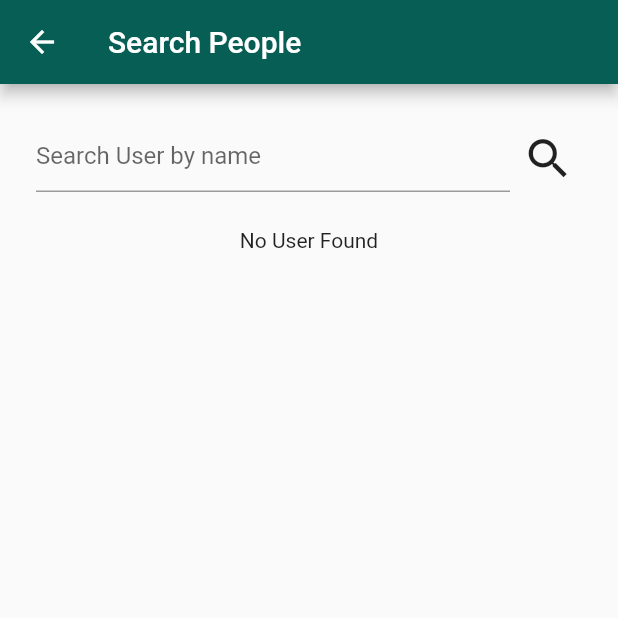
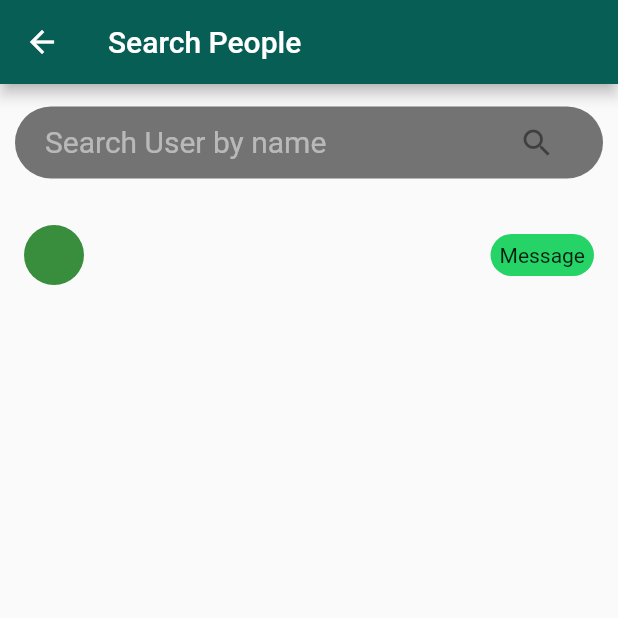
Before and after one commit to suraj0223/Daily_chat, a Flutter app: the MainScreen screen opened directly, after a tap on the "search" icon, on a phone screen of 412 x 824 dp, the top half of it. Run offline on Flutter 3.47's test engine with Material 2 defaults, Android fonts, the phone set to English and light mode, and no system bars; our stand-ins replace cloud_firestore, firebase_auth, firebase_core; accounts and stored records are empty; network calls fail.

Commit message:
major update v1.2

```diff
--- a/lib/screens/chat_screen.dart
+++ b/lib/screens/chat_screen.dart
@@ -70,9 +70,7 @@ class ChatScreen extends StatelessWidget {
         ),
         child: Column(
           children: <Widget>[
-            Expanded(
-              child: Messages(chatId),
-            ),
+            Expanded(child: Messages(chatId)),
             NewMessage(chatId),
           ],
         ),
--- a/lib/screens/main_screen.dart
+++ b/lib/screens/main_screen.dart
@@ -15,8 +15,8 @@ class _MainScreenState extends State<MainScreen> {
   @override
   Widget build(BuildContext context) {
     return DefaultTabController(
-      initialIndex: 1,
-      length: 4,
+      initialIndex: 0,
+      length: 3,
       child: Scaffold(
         appBar: AppBar(
           backgroundColor: Color(0xFF075e54),
@@ -25,16 +25,21 @@ class _MainScreenState extends State<MainScreen> {
           bottom: TabBar(
             indicatorColor: Colors.white,
             tabs: [
-              Tab(child: Icon(Icons.camera_alt)),
               Tab(
-                child: Text('CHATS'),
-              ),
+                  child: Text(
+                'CHATS',
+                style: TextStyle(fontWeight: FontWeight.bold),
+              )),
               Tab(
-                child: Text('STATUS'),
-              ),
+                  child: Text(
+                'STATUS',
+                style: TextStyle(fontWeight: FontWeight.bold),
+              )),
               Tab(
-                child: Text('CALLS'),
-              ),
+                  child: Text(
+                'CALLS',
+                style: TextStyle(fontWeight: FontWeight.bold),
+              )),
             ],
           ),
           actions: <Widget>[
@@ -42,8 +47,8 @@ class _MainScreenState extends State<MainScreen> {
                 icon: Icon(Icons.search),
                 onPressed: () {
                   // add a new search screen
-                  Navigator.push(
-              context, MaterialPageRoute(builder: (context) => SearchScreen()));
+                  Navigator.push(context,
+                      MaterialPageRoute(builder: (context) => SearchScreen()));
                 }),
             PopupMenuButton(
               shape: RoundedRectangleBorder(
@@ -52,25 +57,33 @@ class _MainScreenState extends State<MainScreen> {
               itemBuilder: (ctx) {
                 return [
                   PopupMenuItem(
-                    child: FlatButton(
+                    child: TextButton(
                       child: Text('New Chats'),
                       onPressed: () {
                         Navigator.push(
-              context, MaterialPageRoute(builder: (context) => SearchScreen()));
+                            context,
+                            MaterialPageRoute(
+                                builder: (context) => SearchScreen()));
                       },
                     ),
                   ),
                   PopupMenuItem(
-                    child: FlatButton(
+                    child: TextButton(
                       child: Text('Setting'),
-                      onPressed: () {},
+                      onPressed: () {
+                        ScaffoldMessenger.of(context).showSnackBar(
+                          const SnackBar(
+                            content: Text('Under Maintainance'),
+                          ),
+                        );
+                      },
                     ),
                   ),
                   PopupMenuItem(
-                    child: FlatButton(
+                    child: TextButton(
                       child: Text('Logout'),
-                      onPressed: () {
-                        FirebaseAuth.instance.signOut();
+                      onPressed: () async {
+                        await FirebaseAuth.instance.signOut();
                         Navigator.pushReplacement(
                           context,
                           MaterialPageRoute(
@@ -87,8 +100,6 @@ class _MainScreenState extends State<MainScreen> {
         ),
         body: TabBarView(
           children: [
-            //for camera
-            Container(),
             //for chats list
             ChatsList(),
             //for status list
--- a/lib/screens/search_screen.dart
+++ b/lib/screens/search_screen.dart
@@ -22,67 +22,77 @@ class _SearchScreenState extends State<SearchScreen> {
     setState(() {
       listData = searchedUserData;
     });
+
     FocusScope.of(context).unfocus();
   }
 
-  Widget displaySearchData() {
-    return listData == null
-        ? Center(
-            child: Text('No User Found'),
-          )
-        : ListView.builder(
-            shrinkWrap: true,
-            itemCount: listData.documents.length,
-            itemBuilder: (ctx, index) {
-              return Card(
-                elevation: 10,
-                child: SearchPeopleList(
-                  email: listData.documents[index].data['email'],
-                  username: listData.documents[index].data['username'],
-                ),
+  Widget displaySearchData(BuildContext ctx) {
+    return StreamBuilder(
+      stream: FirebaseFirestore.instance
+          .collection('users')
+          .where('username', isEqualTo: _textEditingController.text)
+          .snapshots(),
+      builder: (ctx, searchSnap) {
+        final List<DocumentSnapshot> seachdoc =
+            searchSnap.hasData ? searchSnap.data.docs : null;
+        if (searchSnap.hasData &&
+            searchSnap.connectionState == ConnectionState.active) {
+          return seachdoc.length == 0 ? Center(child: Text('No person with this name exist!')) : ListView(
+            children: seachdoc.map((querry) {
+              return SearchPeopleList(
+                email: querry['email'],
+                username: querry['username'],
               );
-            },
+            }).toList(),
           );
+        } else if (searchSnap.connectionState == ConnectionState.waiting) {
+          return CircularProgressIndicator();
+        } else if (!searchSnap.hasData) return Text('No User found');
+        return Text('Error Occurred!');
+      },
+    );
   }
 
   @override
   Widget build(BuildContext context) {
     return Scaffold(
-      appBar: AppBar(
-        title: Text('Search People'),
-      ),
-      body: Container(
-        child: Column(
-          children: <Widget>[
-            Container(
-              padding: const EdgeInsets.all(24.0),
-              child: Row(
-                children: <Widget>[
-                  Expanded(
-                      child: TextField(
-                    controller: _textEditingController,
-                    decoration: InputDecoration(
-                        hintText: 'Search User by name ',
-                        hintStyle: TextStyle()),
-                  )),
-                  Container(
-                    decoration: BoxDecoration(
-                      borderRadius: BorderRadius.all(Radius.circular(40)),
-                    ),
-                    child: IconButton(
-                      icon: Icon(
-                        Icons.search,
-                        size: 35,
-                      ),
-                      onPressed: _onSearch,
-                    ),
-                  ),
-                ],
+      appBar: AppBar(title: Text('Search People')),
+      body: Column(
+        children: <Widget>[
+          Flexible(
+            child: Container(
+              margin: EdgeInsets.symmetric(vertical: 15, horizontal: 10),
+              padding: EdgeInsets.only(left: 20, right: 20),
+              decoration: BoxDecoration(
+                color: Colors.black54,
+                shape: BoxShape.rectangle,
+                borderRadius: BorderRadius.all(Radius.circular(30)),
+              ),
+              child: TextField(
+                style: TextStyle(color: Colors.white, fontSize: 20),
+                showCursor: true,
+                cursorHeight: 30,
+                cursorWidth: 4,
+                cursorColor: Color(0xFF075e54),
+                toolbarOptions: ToolbarOptions(
+                  copy: true,
+                  cut: true,
+                  paste: true,
+                  selectAll: true,
+                ),
+                decoration: InputDecoration(
+                    hintText: 'Search User by name',
+                    hintStyle: TextStyle(
+                        fontSize: 20, color: Colors.white.withOpacity(0.5)),
+                    border: InputBorder.none,
+                    suffixIcon: IconButton(
+                        icon: Icon(Icons.search), onPressed: _onSearch)),
+                controller: _textEditingController,
               ),
             ),
-            displaySearchData(),
-          ],
-        ),
+          ),
+          Flexible(child: displaySearchData(context)),
+        ],
       ),
     );
   }
--- a/lib/widget/auth/auth_form.dart
+++ b/lib/widget/auth/auth_form.dart
@@ -1,4 +1,6 @@
+import 'package:flutter/cupertino.dart';
 import 'package:flutter/material.dart';
+
 class AuthForm extends StatefulWidget {
   AuthForm(this.submitFrm);
   final void Function(
@@ -28,7 +30,6 @@ class _AuthFormState extends State<AuthForm> {
     FocusScope.of(context).unfocus();
     if (isvalid) {
       _formKey.currentState.save();
-
     }
     widget.submitFrm(
       _userEmail.trim(),
@@ -37,16 +38,27 @@ class _AuthFormState extends State<AuthForm> {
       _islogin,
       context,
     );
-
   }
 
   @override
   Widget build(BuildContext context) {
     print('running..');
     return Scaffold(
-      backgroundColor: Color(0xFF075f54),
-      body: Center(
+      resizeToAvoidBottomInset: false,
+      body: Container(
+        height: MediaQuery.of(context).size.height,
+        width: MediaQuery.of(context).size.width,
+        decoration: BoxDecoration(
+          image: DecorationImage(
+            image: AssetImage('assets/images/loginbackground.jpg'),
+            alignment: Alignment.center,
+            fit: BoxFit.fill,
+          ),
+        ),
+        child: Center(
           child: AnimatedContainer(
+            decoration: BoxDecoration(
+                color: Colors.white12, borderRadius: BorderRadius.circular(20)),
             alignment: Alignment.center,
             padding: EdgeInsets.all(10),
             duration: Duration(milliseconds: 800),
@@ -54,7 +66,6 @@ class _AuthFormState extends State<AuthForm> {
                 ? MediaQuery.of(context).size.height * 0.45
                 : MediaQuery.of(context).size.height * 0.52,
             width: MediaQuery.of(context).size.width * 0.9,
-          child: SingleChildScrollView(
             child: Form(
               key: _formKey,
               child: Column(
@@ -69,12 +80,15 @@ class _AuthFormState extends State<AuthForm> {
                           ? null
                           : "Enter correct email";
                     },
+                    cursorHeight: 25,
                     keyboardType: TextInputType.emailAddress,
+                    style: TextStyle(color: Colors.white, fontSize: 17),
                     decoration: InputDecoration(
                       hintText: 'Email Address',
-                        hintStyle: TextStyle(color: Colors.white, fontSize: 17),
-                        errorStyle:
-                            TextStyle(color: Colors.pink, fontSize: 13)),
+                      hintStyle: TextStyle(
+                          color: Colors.white.withOpacity(0.5), fontSize: 17),
+                      errorStyle: TextStyle(color: Colors.pink, fontSize: 13),
+                    ),
                     onSaved: (value) {
                       _userEmail = value;
                     },
@@ -82,16 +96,19 @@ class _AuthFormState extends State<AuthForm> {
                   if (!_islogin)
                     TextFormField(
                       key: ValueKey('username'),
+                      cursorHeight: 25,
                       validator: (value) {
-                        if (value.isEmpty || value.length < 4)
+                        if (value.isEmpty || value.trim().length < 4)
                           return 'Too short';
                         return null;
                       },
+                      style: TextStyle(color: Colors.white, fontSize: 17),
                       keyboardType: TextInputType.text,
                       decoration: InputDecoration(
                           hintText: 'UserName',
-                          hintStyle:
-                              TextStyle(color: Colors.white, fontSize: 17),
+                          hintStyle: TextStyle(
+                              color: Colors.white.withOpacity(0.5),
+                              fontSize: 17),
                           errorStyle:
                               TextStyle(color: Colors.pink, fontSize: 13)),
                       onSaved: (value) {
@@ -100,16 +117,19 @@ class _AuthFormState extends State<AuthForm> {
                     ),
                   TextFormField(
                     key: ValueKey('password'),
+                    cursorHeight: 25,
                     validator: (value) {
                       if (value.isEmpty || value.length < 7)
-                        return 'Password must be 7 character long';
+                        return 'Password must be 7 characters long';
                       return null;
                     },
+                    style: TextStyle(color: Colors.white, fontSize: 17),
                     keyboardType: TextInputType.visiblePassword,
                     obscureText: true,
                     decoration: InputDecoration(
                         hintText: 'Password',
-                        hintStyle: TextStyle(color: Colors.white, fontSize: 17),
+                        hintStyle: TextStyle(
+                            color: Colors.white.withOpacity(0.5), fontSize: 17),
                         errorStyle:
                             TextStyle(color: Colors.pink, fontSize: 13)),
                     onSaved: (value) {
@@ -119,7 +139,7 @@ class _AuthFormState extends State<AuthForm> {
                   _islogin
                       ? Container(
                           alignment: Alignment.centerRight,
-                          child: FlatButton(
+                          child: TextButton(
                             child: Text(
                               'Forgot password',
                               style: TextStyle(
@@ -129,16 +149,12 @@ class _AuthFormState extends State<AuthForm> {
                             onPressed: () {},
                           ),
                         )
-                      : SizedBox(
-                          height: 20,
-                        ),
-                  Container(
-                    padding: EdgeInsets.only(top: 7, left: 7, right: 7),
-                    width: MediaQuery.of(context).size.width,
-                    child: FlatButton(
+                      : Padding(padding: EdgeInsets.all(3)),
+                  ElevatedButton(
                     child: Text(_islogin ? 'Login' : 'SignUp'),
                     onPressed: _trySubmit,
-                      color: Color(0xFF25d366),
+                    style: ElevatedButton.styleFrom(
+                      primary: Color(0xFF25d366),
                       shape: RoundedRectangleBorder(
                         borderRadius: BorderRadius.all(Radius.circular(30)),
                       ),
@@ -154,9 +170,9 @@ class _AuthFormState extends State<AuthForm> {
                             )
                           : Text('Already have an account?',
                               style: TextStyle(color: Colors.white)),
-                      FlatButton(
+                      TextButton(
                         child: Text(
-                          _islogin ? 'Register Now' : 'SignIn Now',
+                          _islogin ? 'Register Now' : 'SignIn now',
                           style: TextStyle(color: Colors.pinkAccent),
                         ),
                         onPressed: () {
@@ -172,7 +188,19 @@ class _AuthFormState extends State<AuthForm> {
             ),
           ),
         ),
+
+
+
+
+
+
+
+
+
+
       ),
+
+
     );
   }
 }
--- a/lib/widget/chats_list.dart
+++ b/lib/widget/chats_list.dart
@@ -6,55 +6,61 @@ import '../widget/create_chatRoom/ChatRoomID.dart';
 import '../screens/search_screen.dart';
 
 class ChatsList extends StatelessWidget {
+
+  final user = FirebaseAuth.instance.currentUser;
+
   @override
   Widget build(BuildContext context) {
     return Scaffold(
       body: StreamBuilder(
           stream: FirebaseFirestore.instance.collection('users').snapshots(),
           builder: (ctx, chatSnapshot) {
+            final List<DocumentSnapshot> chatDocs =
+                chatSnapshot.hasData ? chatSnapshot.data.docs : null;
             if (chatSnapshot.connectionState == ConnectionState.waiting) {
               return Center(
                 child: CircularProgressIndicator(),
               );
-            }
-            final chatDocs = chatSnapshot.data.documents;
-            return ListView.builder(
-              itemCount: chatDocs.length,
-              itemBuilder: (ctx, index) => Column(
-                children: <Widget>[
-                  ListTile(
+            } else if (chatSnapshot.hasData &&
+                chatSnapshot.connectionState == ConnectionState.active) {
+              return ListView(
+                shrinkWrap: true,
+                padding: EdgeInsets.only(top: 3.0),
+                physics: ClampingScrollPhysics(),
+                children: chatDocs.map((doc) {
+                  return ListTile(
                     leading: CircleAvatar(
                       radius: 25,
                       backgroundColor: Color(0xFF25d366),
-                      // wanna add padding then most welcome
                     ),
                     title: Padding(
                       padding: const EdgeInsets.only(left: 10.0),
-                      child: Text(chatDocs[index]['username']),
+                      child: Text(doc['username']),
                     ),
                     subtitle: Padding(
                       padding: const EdgeInsets.only(left: 10.0),
-                      child: Text(chatDocs[index]['email']),
+                      child: Text(doc['email']),
                     ),
                     onTap: () async {
                       // when you hit then go to that chatroom and show that
                       // conversations between two
-                      final user = FirebaseAuth.instance.currentUser;
+                      // final user = FirebaseAuth.instance.currentUser;
+
                       final userData = await FirebaseFirestore.instance
                           .collection('users')
                           .doc(user.uid)
                           .get();
+
                       final _chatRoomId = ChatRoomId.getID(
-                          chatDocs[index]['username'], userData['username']);
-
-                      print("chatRoomId : $_chatRoomId \nUser1: ${chatDocs[index]['username']} \nUser2: ${userData['username']}");
-
+                        doc['username'],
+                        userData['username'],
+                      );
                       FirebaseFirestore.instance
                           .collection("chatRoom")
                           .doc(_chatRoomId)
                           .set({
                         "users": [
-                            chatDocs[index]['username'],
+                          doc['username'],
                           userData['username'],
                         ],
                         "chatRoomId": _chatRoomId,
@@ -67,21 +73,26 @@ class ChatsList extends StatelessWidget {
                         context,
                         MaterialPageRoute(
                           builder: (ctx) => ChatScreen(
-                            anonymousUser: chatDocs[index]['username'],
+                            anonymousUser: doc['username'],
                             chatId: _chatRoomId,
                           ),
                         ),
                       );
                     },
-                  ),
-                  Divider(
-                    indent: 70,
-                    endIndent: 25,
-                    color: Colors.black87,
-                  )
-                ],
+                  );
+                }).toList(),
+              );
+            } else if (chatSnapshot.hasError) {
+              return Center(
+                child: Icon(
+                  Icons.error,
+                  size: 35,
+                  color: Colors.yellow,
                 ),
               );
+            } else {
+              return Center(child: Text('Unexpected error'));
+            }
           }),
       floatingActionButton: FloatingActionButton(
         backgroundColor: Color(0xFF25d366),
```
Also changed, not shown: lib/main.dart (+7 -10 lines), lib/screens/auth_screen.dart (+3 -5 lines), lib/widget/calls_list.dart (+2 -18 lines), lib/widget/chat/message_bubble.dart (+11 -19 lines), lib/widget/chat/messages.dart (+19 -29 lines), lib/widget/chat/new_message.dart (+34 -20 lines), lib/widget/search_peoplelist.dart (+10 -26 lines), lib/widget/status_list.dart (+3 -17 lines), pubspec.yaml (+6 -6 lines), assets/images/loginbackground.jpg (added), pubspec.lock, 7 other files. Lines whose indentation alone changed are shown as unchanged.
